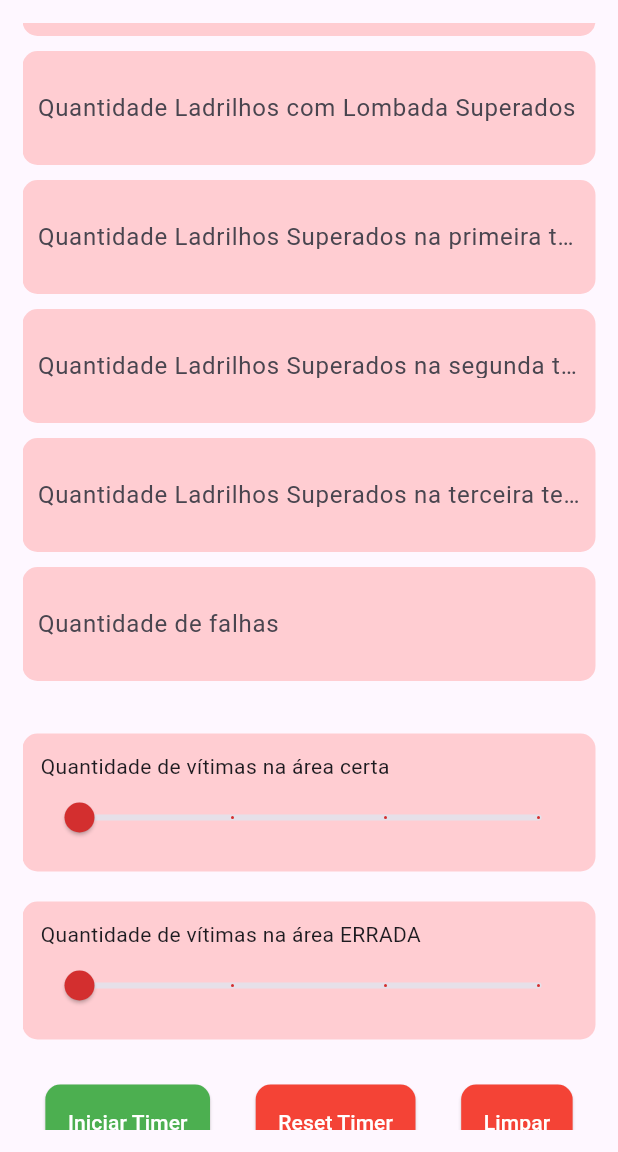
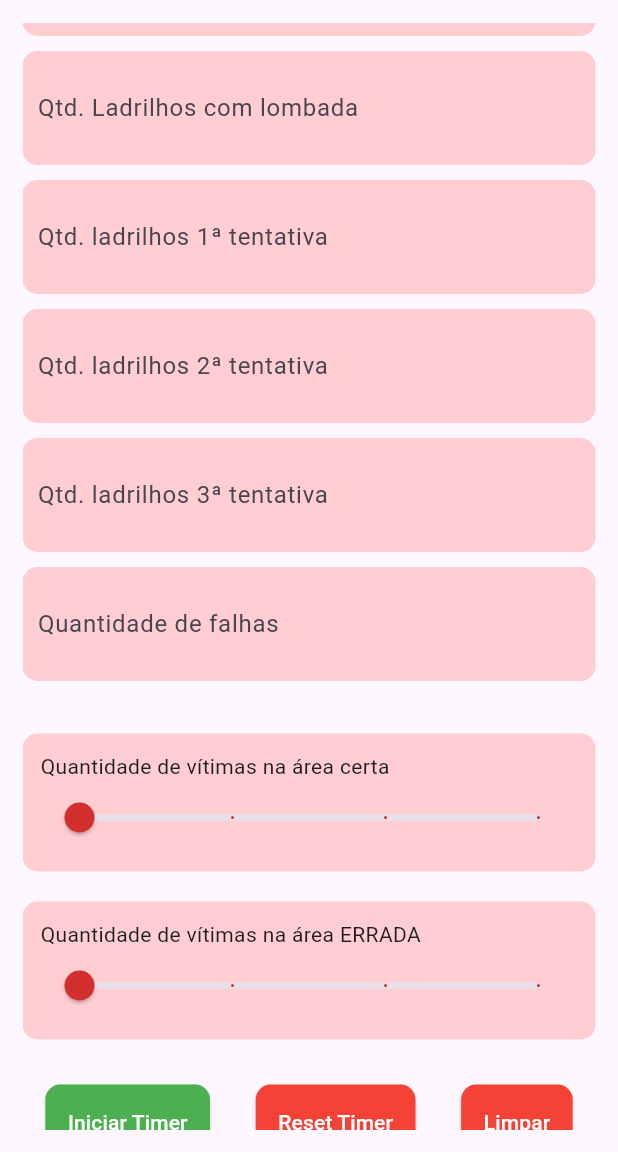
Before and after one commit to DeividFilho/Obr_scorer, a Flutter app: the screen it shows after launch, scrolled down 576 dp, after a tap on "Iniciar Timer", on a phone screen of 412 x 824 dp, the part 84-1236 px from its top. Run offline on Flutter 3.47's test engine with Material 3 defaults, Android fonts, the phone set to English and light mode, and no system bars.

```diff
--- a/lib/main.dart
+++ b/lib/main.dart
@@ -1,11 +1,11 @@
-import 'dart:async'; // IMPORTANTE para usar Timer
+import 'dart:async';
 import 'package:flutter/material.dart';
 
 void main() {
   runApp(const MyApp());
 }
 
-// Funções para multiplicadores
+// Funções para multiplicadores (NÃO MEXIDAS)
 double vitimaerradas(double a) {
   double x = 1;
   if (a == 1) x = 1.1;
@@ -24,59 +24,37 @@ double vitima(double a) {
 
 class MyApp extends StatefulWidget {
   const MyApp({super.key});
-
   @override
   State<MyApp> createState() => _MyAppState();
 }
 
 class _MyAppState extends State<MyApp> {
-  int gangorra = 0;
-  int gaps = 0;
-  int intersecao_ou_beco_sem_saida = 0;
-  int obstaculo = 0;
-  int rampa = 0;
-  int lombadas = 0;
-  int passagem = 0;
-  int chegada = 0;
-  int ladrilho1 = 0;
-  int ladrilho2 = 0;
-  bool ladrilhoum = false;
-  bool ladrilhodois = false;
+  // Pontos
+  int gangorra = 0, gaps = 0, intersecao = 0, obstaculo = 0, rampa = 0, lombadas = 0;
+  int ladrilho1 = 0, ladrilhoP = 0, ladrilhoS = 0, ladrilhoT = 0;
+  bool ladrilhoum = false, ladrilhodois = false;
   int quantfalha = 0;
-  int ladrilhoP = 0;
-  int ladrilhoS = 0;
-  int ladrilhoT = 0;
-  double vitimacerta = 1;
-  double vitimaerrada = 1;
 
-  // Controllers para os TextFields
-  final TextEditingController gapsController = TextEditingController();
-  final TextEditingController gangorraController = TextEditingController();
-  final TextEditingController intersecaoController = TextEditingController();
-  final TextEditingController obstaculoController = TextEditingController();
-  final TextEditingController rampaController = TextEditingController();
-  final TextEditingController lombadasController = TextEditingController();
-  final TextEditingController ladrilhoPController = TextEditingController();
-  final TextEditingController ladrilhoSController = TextEditingController();
-  final TextEditingController ladrilhoTController = TextEditingController();
-  final TextEditingController falhasController = TextEditingController();
+  // Multiplicadores de vítimas (NÃO MEXIDOS)
+  double vitimacerta = 1, vitimaerrada = 1;
+  double bonusExtra = 0, bonusExtra2 = 0;
 
-  int timer = 0; // tempo em segundos
-  Timer? cronometro; // referência do timer
+  // Timer
+  int timer = 0;
+  Timer? cronometro;
 
-  double bonusExtra = 0;  // slider 1 multiplicador
-  double bonusExtra2 = 0; // slider 2 multiplicador
+  // Controllers agrupados
+  final List<TextEditingController> controllers = List.generate(8, (_) => TextEditingController());
 
   @override
   Widget build(BuildContext context) {
+    // Cálculo do total
     int baseTotal = gangorra +
         gaps +
-        intersecao_ou_beco_sem_saida +
+        intersecao +
         obstaculo +
         rampa +
         lombadas +
-        passagem +
-        chegada +
         ladrilho1 +
         ladrilhoP +
         ladrilhoS +
@@ -84,14 +62,10 @@ class _MyAppState extends State<MyApp> {
         (ladrilhodois ? (60 - (quantfalha * 5)) : 0);
 
     double total = (baseTotal * vitimacerta) * vitimaerrada;
-    int total1 = total.floorToDouble().toInt();
+    int total1 = total.floor();
 
-    // Converter segundos para mm:ss
-    String formatTime(int seconds) {
-      int min = seconds ~/ 60;
-      int sec = seconds % 60;
-      return "${min.toString().padLeft(2, '0')}:${sec.toString().padLeft(2, '0')}";
-    }
+    // Formatar tempo mm:ss
+    String formatTime(int s) => "${(s ~/ 60).toString().padLeft(2, '0')}:${(s % 60).toString().padLeft(2, '0')}";
 
     return MaterialApp(
       home: Scaffold(
@@ -100,12 +74,9 @@ class _MyAppState extends State<MyApp> {
           title: Row(
             mainAxisAlignment: MainAxisAlignment.spaceAround,
             children: [
-              const Text("OBR SCORER",
-                  style: TextStyle(fontSize: 20, fontWeight: FontWeight.bold)),
-              Text("⏲️ ${formatTime(timer)}",
-                  style: const TextStyle(fontSize: 25, fontWeight: FontWeight.bold)),
-              Text(" $total1 Pts",
-                  style: const TextStyle(fontSize: 25, fontWeight: FontWeight.bold)),
+              const Text("OBR SCORER", style: TextStyle(fontSize: 20, fontWeight: FontWeight.bold)),
+              Text("⏲️ ${formatTime(timer)}", style: const TextStyle(fontSize: 25, fontWeight: FontWeight.bold)),
+              Text(" $total1 Pts", style: const TextStyle(fontSize: 25, fontWeight: FontWeight.bold)),
             ],
           ),
         ),
@@ -115,192 +86,83 @@ class _MyAppState extends State<MyApp> {
             child: Column(
               crossAxisAlignment: CrossAxisAlignment.stretch,
               children: [
+                // Ladrilho primeira tentativa
                 blocoCheckbox(
                   label: "Ladrilho Superado de primeira tentativa",
                   value: ladrilhoum,
-                  onChanged: (val) {
-                    setState(() {
+                  onChanged: (val) => setState(() {
                     ladrilhoum = val;
-                      ladrilho1 = ladrilhoum ? 5 : 0;
-                    });
-                  },
+                    ladrilho1 = val ? 5 : 0;
+                  }),
                 ),
 
+                // Linha de chegada (NÃO MEXIDA)
                 blocoCheckbox(
                   label: "Linha de chegada",
                   value: ladrilhodois,
-                  onChanged: (val) {
-                    setState(() {
-                      ladrilhodois = val;
-                      ladrilho2 = ladrilhodois ? 60 : 0;
-                    });
-                  },
+                  onChanged: (val) => setState(() => ladrilhodois = val),
                 ),
 
-                blocoCampo("Quantidade ladrilhos com gaps Superados",gapsController, (value) {
-                  setState(() {
-                    gaps = 10 * (int.tryParse(value) ?? 0);
-                  });
-                }),
-                blocoCampo("Quantidade Gangorras Superados", gangorraController, (value) {
-                  setState(() {
-                    gangorra = 20 * (int.tryParse(value) ?? 0);
-                  });
-                }),
-                blocoCampo("Quantidade Interseção ou Beco sem Saída Superados", intersecaoController, (value) {
-                  setState(() {
-                    intersecao_ou_beco_sem_saida = 10 * (int.tryParse(value) ?? 0);
-                  });
-                }),
-                blocoCampo("Quantidade Obstáculos Superados", obstaculoController,(value) {
-                  setState(() {
-                    obstaculo = 20 * (int.tryParse(value) ?? 0);
-                  });
-                }),
-                blocoCampo("Quantidade Ladrilhos com Rampa Superados",rampaController, (value) {
-                  setState(() {
-                    rampa = 10 * (int.tryParse(value) ?? 0);
-                  });
-                }),
-                blocoCampo("Quantidade Ladrilhos com Lombada Superados",lombadasController, (value) {
-                  setState(() {
-                    lombadas = 10 * (int.tryParse(value) ?? 0);
-                  });
-                }),
-                blocoCampo("Quantidade Ladrilhos Superados na primeira tentativa",ladrilhoPController,(value) {
-                  setState(() {
-                    ladrilhoP = 5 * (int.tryParse(value) ?? 0);
-                  });
-                }),
-                blocoCampo("Quantidade Ladrilhos Superados na segunda tentativa",ladrilhoSController,(value) {
-                  setState(() {
-                    ladrilhoS = 3 * (int.tryParse(value) ?? 0);
-                  });
-                }),
-                blocoCampo("Quantidade Ladrilhos Superados na terceira tentativa",ladrilhoTController,(value) {
-                  setState(() {
-                    ladrilhoT = 1 * (int.tryParse(value) ?? 0);
-                  });
-                }),
-                blocoCampo("Quantidade de falhas",falhasController, (value) {
-                  setState(() {
-                    quantfalha = int.tryParse(value) ?? 0;
-                  });
-                }),
+                blocoCampo("Qtd. ladrilhos com gaps", controllers[0], (v) => setState(() => gaps = 10 * (int.tryParse(v) ?? 0))),
+                blocoCampo("Qtd. Gangorras", controllers[1], (v) => setState(() => gangorra = 20 * (int.tryParse(v) ?? 0))),
+                blocoCampo("Qtd. Interseções ou Becos", controllers[2], (v) => setState(() => intersecao = 10 * (int.tryParse(v) ?? 0))),
+                blocoCampo("Qtd. Obstáculos", controllers[3], (v) => setState(() => obstaculo = 20 * (int.tryParse(v) ?? 0))),
+                blocoCampo("Qtd. Ladrilhos com rampa", controllers[4], (v) => setState(() => rampa = 10 * (int.tryParse(v) ?? 0))),
+                blocoCampo("Qtd. Ladrilhos com lombada", controllers[5], (v) => setState(() => lombadas = 10 * (int.tryParse(v) ?? 0))),
+                blocoCampo("Qtd. ladrilhos 1ª tentativa", controllers[6], (v) => setState(() => ladrilhoP = 5 * (int.tryParse(v) ?? 0))),
+                blocoCampo("Qtd. ladrilhos 2ª tentativa", controllers[7], (v) => setState(() => ladrilhoS = 3 * (int.tryParse(v) ?? 0))),
+                blocoCampo("Qtd. ladrilhos 3ª tentativa", TextEditingController(), (v) => setState(() => ladrilhoT = 1 * (int.tryParse(v) ?? 0))),
+                blocoCampo("Quantidade de falhas", TextEditingController(), (v) => setState(() => quantfalha = int.tryParse(v) ?? 0)),
 
                 const SizedBox(height: 20),
 
-                // Slider corrigido para vítimas certas
+                // Sliders vítimas (NÃO MEXIDOS)
                 blocoSlider(
                   label: "Quantidade de vítimas na área certa",
                   value: bonusExtra,
-                  onChanged: (val) {
-                    setState(() {
+                  onChanged: (val) => setState(() {
                     bonusExtra = val;
                     vitimacerta = vitima(val);
-                    });
-                  },
+                  }),
                 ),
-
-                // Slider corrigido para vítimas erradas
                 blocoSlider(
                   label: "Quantidade de vítimas na área ERRADA",
                   value: bonusExtra2,
-                  onChanged: (val1) {
-                    setState(() {
-                      bonusExtra2 = val1;
-                      vitimaerrada = vitimaerradas(val1);
-                    });
-                  },
+                  onChanged: (val) => setState(() {
+                    bonusExtra2 = val;
+                    vitimaerrada = vitimaerradas(val);
+                  }),
                 ),
 
                 const SizedBox(height: 20),
 
+                // Botões
                 Row(
                   mainAxisAlignment: MainAxisAlignment.spaceAround,
                   children: [
-                    ElevatedButton(
-                      style: ElevatedButton.styleFrom(
-                        backgroundColor: Colors.green,
-                        foregroundColor: Colors.white,
-                        padding: const EdgeInsets.all(15),
-                        shape: RoundedRectangleBorder(
-                          borderRadius: BorderRadius.circular(10),
-                        ),
-                      ),
-                      onPressed: () {
+                    botao("Iniciar Timer", Colors.green, () {
                       cronometro?.cancel();
-                        setState(() { timer = 0; });
+                      setState(() => timer = 0);
                       cronometro = Timer.periodic(const Duration(seconds: 1), (t) {
-                          if (timer < 300) {
-                            setState(() { timer++; });
-                          } else {
-                            t.cancel();
-                          }
+                        if (timer < 300) setState(() => timer++);
+                        else t.cancel();
                       });
-                      },
-                      child: const Text("Iniciar Timer"),
-                    ),
-                    ElevatedButton(
-                      style: ElevatedButton.styleFrom(
-                        backgroundColor: Colors.red,
-                        foregroundColor: Colors.white,
-                        padding: const EdgeInsets.all(15),
-                        shape: RoundedRectangleBorder(
-                          borderRadius: BorderRadius.circular(10),
-                        ),
-                      ),
-                      onPressed: () {
+                    }),
+                    botao("Reset Timer", Colors.red, () {
                       cronometro?.cancel();
-                        setState(() { timer = 0; });
-                      },
-                      child: const Text("Reset Timer"),
-                    ),
-                    ElevatedButton(
-                      style: ElevatedButton.styleFrom(
-                        backgroundColor: Colors.red,
-                        foregroundColor: Colors.white,
-                        padding: const EdgeInsets.all(15),
-                        shape: RoundedRectangleBorder(
-                          borderRadius: BorderRadius.circular(10),
-                        ),
-                      ),
-                      onPressed: () {
+                      setState(() => timer = 0);
+                    }),
+                    botao("Limpar", Colors.red, () {
+                      cronometro?.cancel();
                       setState(() {
-                          gangorra = 0;
-                          gaps = 0;
-                          intersecao_ou_beco_sem_saida = 0;
-                          obstaculo = 0;
-                          rampa = 0;
-                          lombadas = 0;
-                          passagem = 0;
-                          chegada = 0;
-                          ladrilho1 = 0;
-                          ladrilho2 = 0;
-                          ladrilhoum = false;
-                          ladrilhodois = false;
-                          quantfalha = 0;
-                          ladrilhoP = 0;
-                          ladrilhoS = 0;
-                          ladrilhoT = 0;
-                          bonusExtra = 0;
-                          bonusExtra2 = 0;
-                          vitimacerta = 0;
-                          vitimaerrada = 0;
-                          gapsController.clear();
-                          gangorraController.clear();
-                          intersecaoController.clear();
-                          obstaculoController.clear();
-                          rampaController.clear();
-                          lombadasController.clear();
-                          ladrilhoPController.clear();
-                          ladrilhoSController.clear();
-                          ladrilhoTController.clear();
-                          falhasController.clear();
+                        gangorra = gaps = intersecao = obstaculo = rampa = lombadas = 0;
+                        ladrilho1 = ladrilhoP = ladrilhoS = ladrilhoT = quantfalha = 0;
+                        ladrilhoum = ladrilhodois = false;
+                        bonusExtra = bonusExtra2 = 0;
+                        vitimacerta = vitimaerrada = 1;
+                        for (var c in controllers) c.clear();
                       });
-                      },
-                      child: const Text("Limpar"),
-                    ),
+                    }),
                   ],
                 ),
               ],
@@ -315,10 +177,7 @@ class _MyAppState extends State<MyApp> {
     return Container(
       margin: const EdgeInsets.symmetric(vertical: 5),
       padding: const EdgeInsets.all(10),
-      decoration: BoxDecoration(
-        color: Colors.red.shade100,
-        borderRadius: BorderRadius.circular(10),
-      ),
+      decoration: BoxDecoration(color: Colors.red.shade100, borderRadius: BorderRadius.circular(10)),
       child: TextField(
         controller: controller,
         decoration: InputDecoration(labelText: label, border: InputBorder.none),
@@ -332,10 +191,7 @@ class _MyAppState extends State<MyApp> {
     return Container(
       margin: const EdgeInsets.symmetric(vertical: 6),
       padding: const EdgeInsets.all(10),
-      decoration: BoxDecoration(
-        color: Colors.red.shade100,
-        borderRadius: BorderRadius.circular(10),
-      ),
+      decoration: BoxDecoration(color: Colors.red.shade100, borderRadius: BorderRadius.circular(10)),
       child: Row(
         children: [
           Checkbox(
@@ -354,10 +210,7 @@ class _MyAppState extends State<MyApp> {
     return Container(
       margin: const EdgeInsets.symmetric(vertical: 10),
       padding: const EdgeInsets.all(12),
-      decoration: BoxDecoration(
-        color: Colors.red.shade100,
-        borderRadius: BorderRadius.circular(10),
-      ),
+      decoration: BoxDecoration(color: Colors.red.shade100, borderRadius: BorderRadius.circular(10)),
       child: Column(
         crossAxisAlignment: CrossAxisAlignment.start,
         children: [
@@ -367,7 +220,7 @@ class _MyAppState extends State<MyApp> {
             min: 0,
             max: 3,
             divisions: 3,
-            label: (value.round()).toString(),
+            label: value.round().toString(),
             activeColor: Colors.red.shade700,
             onChanged: onChanged,
           ),
@@ -375,4 +228,17 @@ class _MyAppState extends State<MyApp> {
       ),
     );
   }
+
+  Widget botao(String texto, Color cor, VoidCallback onPressed) {
+    return ElevatedButton(
+      style: ElevatedButton.styleFrom(
+        backgroundColor: cor,
+        foregroundColor: Colors.white,
+        padding: const EdgeInsets.all(15),
+        shape: RoundedRectangleBorder(borderRadius: BorderRadius.circular(10)),
+      ),
+      onPressed: onPressed,
+      child: Text(texto),
+    );
   }
+}
```
Also changed, not shown: pubspec.lock. Lines whose indentation alone changed are shown as unchanged.
